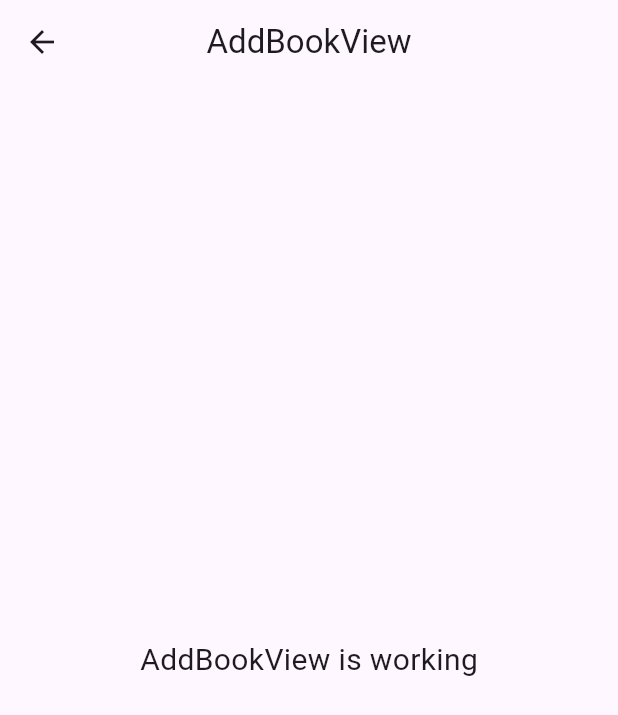
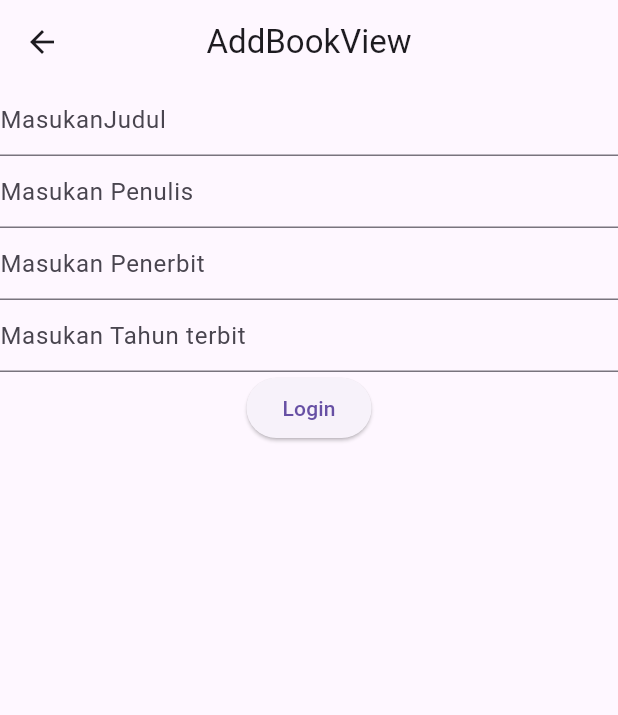
Before and after one commit to akarinara12/petugas_perpustakaan_kelas_b, a Flutter app: the BookView screen opened by its route, after a tap on the "add" icon, on a phone screen of 412 x 824 dp. Shown: the top 715 px of the screen. Run offline on Flutter 3.47's test engine with Material 3 defaults, Android fonts, the phone set to English and light mode, and no system bars; our stand-ins replace dio, get, get_storage, pretty_dio_logger; accounts and stored records are empty; network calls fail.

Commit message:
third commit

```diff
--- a/lib/app/modules/add_book/controllers/add_book_controller.dart
+++ b/lib/app/modules/add_book/controllers/add_book_controller.dart
@@ -1,6 +1,21 @@
+import 'package:dio/dio.dart';
+import 'package:flutter/material.dart';
 import 'package:get/get.dart';
+import 'package:petugas_perpustakaan_kelas_b/app/data/constant/endpoint.dart';
+import 'package:petugas_perpustakaan_kelas_b/app/data/model/response_pinjam.dart';
+import 'package:petugas_perpustakaan_kelas_b/app/data/provider/api_provider.dart';
+import 'package:petugas_perpustakaan_kelas_b/app/data/provider/storage_provider.dart';
+import 'package:petugas_perpustakaan_kelas_b/app/modules/book/controllers/book_controller.dart';
+import 'package:petugas_perpustakaan_kelas_b/app/routes/app_pages.dart';
 
 class AddBookController extends GetxController {
+  final loading = false.obs;
+  final GlobalKey<FormState> formKey = GlobalKey<FormState>();
+  final TextEditingController judulController = TextEditingController();
+  final TextEditingController penulisController = TextEditingController();
+  final TextEditingController penerbitController = TextEditingController();
+  final TextEditingController tahunTerbitController = TextEditingController();
+  final BookController bookController = Get.find();
   //TODO: Implement AddBookController
 
   final count = 0.obs;
@@ -18,6 +33,42 @@ class AddBookController extends GetxController {
   void onClose() {
     super.onClose();
   }
+  post() async {
+    loading(true);
+    try {
+      FocusScope.of(Get.context!).unfocus();//ngeclose keyboard
+      formKey.currentState?.save();
+      if (formKey.currentState!.validate()) {
+        final response = await ApiProvider.instance().post(Endpoint.book,
+            data:  {
+                "judul": judulController.text.toString(),
+                "penulis": judulController.text.toString(),
+                "penerbit": penerbitController.text.toString(),
+                "tahun_terbit": int.parse(tahunTerbitController.text.toString())
+            }
+            );
+        if (response.statusCode == 201) {
+          bookController.getData();
+          Get.back();
+        } else {
+          Get.snackbar("Sorry", "Login Gagal", backgroundColor: Colors.orange);
+        }
+      }
+      loading(false);
+    } on DioException catch (e) {
+      loading(false);
+      if (e.response != null) {
+        if (e.response?.data != null) {
+          Get.snackbar("Sorry", "${e.response?.data['message']}",
+              backgroundColor: Colors.orange);
+        }
+      } else {
+        Get.snackbar("Sorry", e.message ?? "", backgroundColor: Colors.red);
+      }
+    } catch (e) {
+      Get.snackbar("Error", e.toString(), backgroundColor: Colors.red);
+    }
+  }
 
   void increment() => count.value++;
 }
--- a/lib/app/modules/add_book/views/add_book_view.dart
+++ b/lib/app/modules/add_book/views/add_book_view.dart
@@ -13,12 +13,61 @@ class AddBookView extends GetView<AddBookController> {
         title: const Text('AddBookView'),
         centerTitle: true,
       ),
-      body: const Center(
-        child: Text(
-          'AddBookView is working',
-          style: TextStyle(fontSize: 20),
-        ),
-      ),
+        body:  Center(
+          child: Form(
+            key: controller.formKey,
+            child: Column(
+              children: [
+                TextFormField(
+                  controller: controller.judulController,
+                  decoration: InputDecoration(hintText: "MasukanJudul"),
+                  validator: (value){
+                    if (value!.isEmpty){
+                      return "Username tidak boleh kosong";
+                    }
+                    return null;
+                  },
+                ),
+                TextFormField(
+                  controller: controller.penulisController,
+                  decoration: InputDecoration(hintText: "Masukan Penulis"),
+                  validator: (value){
+                    if (value!.isEmpty){
+                      return "Passwordtidak boleh kosong";
+                    }
+                    return null;
+                  },
+                ),
+                TextFormField(
+                  controller: controller.penerbitController,
+                  decoration: InputDecoration(hintText: "Masukan Penerbit"),
+                  validator: (value){
+                    if (value!.isEmpty){
+                      return "Username tidak boleh kosong";
+                    }
+                    return null;
+                  },
+                ),
+                TextFormField(
+                  controller: controller.tahunTerbitController,
+                  decoration: InputDecoration(hintText: "Masukan Tahun terbit"),
+                  validator: (value){
+                    if (value!.isEmpty){
+                      return "Username tidak boleh kosong";
+                    }
+                    return null;
+                  },
+                ),
+                Obx(() => controller.loading.value?
+                CircularProgressIndicator():
+                ElevatedButton(onPressed: (){
+                  controller.post();
+                }, child: Text("Login"))
+                )
+              ],
+            ),
+          ),
+        )
     );
   }
 }
--- a/lib/app/modules/book/controllers/book_controller.dart
+++ b/lib/app/modules/book/controllers/book_controller.dart
@@ -1,12 +1,15 @@
+import 'package:dio/dio.dart';
 import 'package:get/get.dart';
+import 'package:petugas_perpustakaan_kelas_b/app/data/constant/endpoint.dart';
+import 'package:petugas_perpustakaan_kelas_b/app/data/model/response_book.dart';
+import 'package:petugas_perpustakaan_kelas_b/app/data/provider/api_provider.dart';
 
-class BookController extends GetxController {
-  //TODO: Implement BookController
+class BookController extends GetxController with StateMixin<List<DataBook>>{
 
-  final count = 0.obs;
   @override
   void onInit() {
     super.onInit();
+    getData();
   }
 
   @override
@@ -18,6 +21,32 @@ class BookController extends GetxController {
   void onClose() {
     super.onClose();
   }
+  Future<void> getData() async{
+    change(null, status: RxStatus.loading());
+    try {
+        final response = await ApiProvider.instance().get(Endpoint.book,);
+        if (response.statusCode == 200) {
+         final ResponseBook responseBook = ResponseBook.fromJson(response.data);
+         if (responseBook.data!.isEmpty){
+           change(null, status: RxStatus.empty());
+         }else{
+           change(responseBook.data, status: RxStatus.success());
+         }
+        } else {
+          change(null, status: RxStatus.error("Gagal mengambil data"));
+        }
 
-  void increment() => count.value++;
+      } on DioException catch (e) {
+
+      if (e.response != null) {
+        if (e.response?.data != null) {
+          change(null, status: RxStatus.error("${e.response?.data['message']}"));
+      } else {
+        change(null, status: RxStatus.error(e.message ?? ""));
+      }
+    }
+    }catch (e) {
+      change(null, status: RxStatus.error(e.toString()));
+  }
 }
+}
--- a/lib/app/modules/book/views/book_view.dart
+++ b/lib/app/modules/book/views/book_view.dart
@@ -18,12 +18,18 @@ class BookView extends GetView<BookController> {
           onPressed: ()=> Get.toNamed(Routes.ADD_BOOK),
           child: Icon(Icons.add),
       ),
-      body: const Center(
-        child: Text(
-          'BookView is working',
-          style: TextStyle(fontSize: 20),
-        ),
-      ),
+      body: controller.obx((state) => ListView.separated(
+        itemCount: state!.length,
+        itemBuilder: (context, index){
+          return ListTile(
+            title: Text("${state[index].judul}"),
+            subtitle: Text("Penulis ${state[index].penulis}"),
+          );
+        },
+        separatorBuilder: (context, index){
+          return Divider();
+        },
+      )),
     );
   }
 }
--- a/lib/app/modules/login/controllers/login_controller.dart
+++ b/lib/app/modules/login/controllers/login_controller.dart
@@ -40,7 +40,7 @@ class LoginController extends GetxController {
 
   void increment() => count.value++;
 
-  login() async {
+ login() async {
     loading(true);
     try {
       FocusScope.of(Get.context!).unfocus();//ngeclose keyboard
```
Also changed, not shown: lib/app/data/model/response_book.dart (+5 -5 lines), lib/app/data/model/response_login.dart (+5 -5 lines), lib/app/data/model/response_pinjam.dart (+5 -5 lines), lib/app/modules/peminjaman/controllers/peminjaman_controller.dart (+36 -2 lines), lib/app/modules/peminjaman/views/peminjaman_view.dart (+12 -6 lines).
